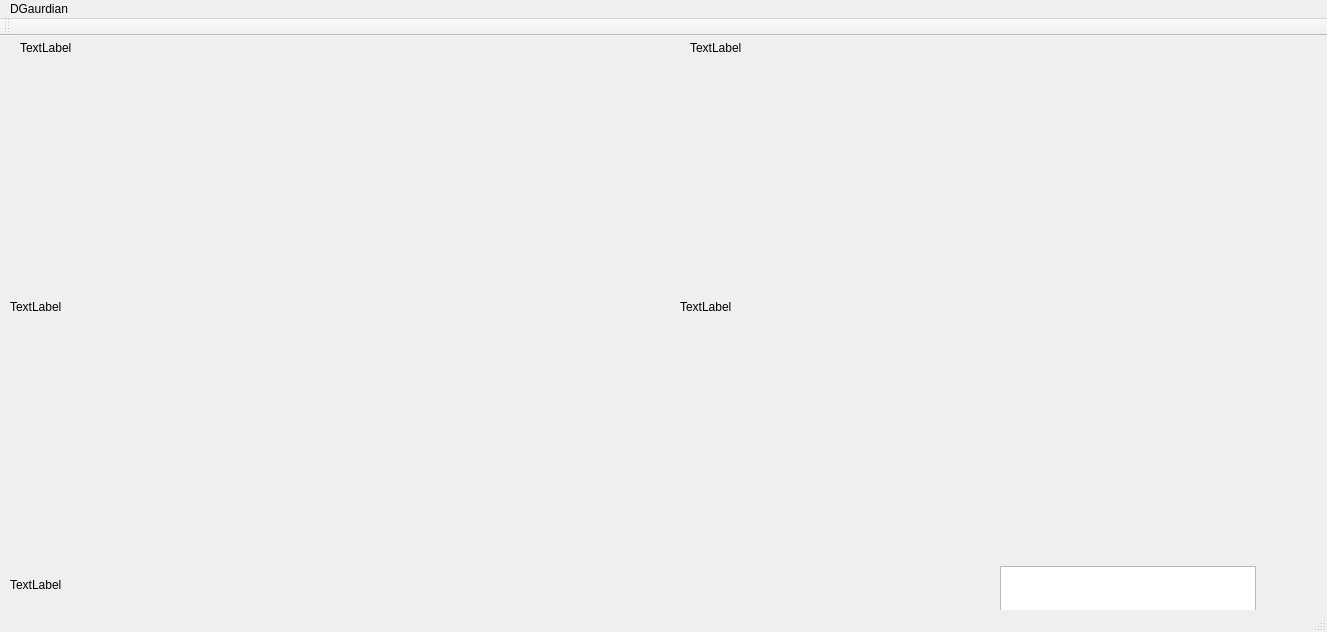
First picture: the form in mainwindow.ui, repository ttagu99/dguardian, before the edit.
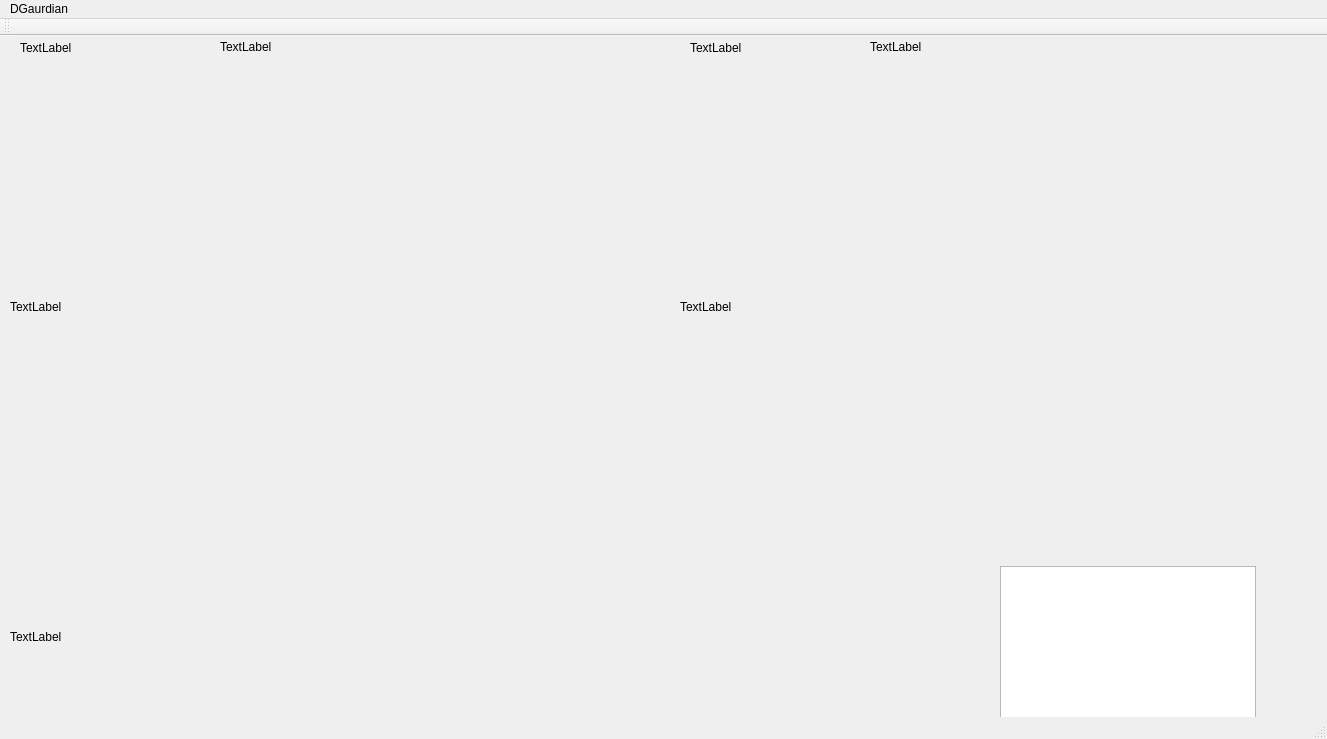
Second picture: the form after the edit.

Commit message: closed door add

```diff
--- a/mainwindow.ui
+++ b/mainwindow.ui
@@ -7,7 +7,7 @@
     <x>0</x>
     <y>0</y>
     <width>1327</width>
-    <height>632</height>
+    <height>739</height>
    </rect>
   </property>
   <property name="windowTitle">
@@ -81,8 +81,34 @@
      <rect>
       <x>10</x>
       <y>540</y>
-      <width>67</width>
-      <height>17</height>
+      <width>571</width>
+      <height>121</height>
+     </rect>
+    </property>
+    <property name="text">
+     <string>TextLabel</string>
+    </property>
+   </widget>
+   <widget class="QLabel" name="outer_out_label">
+    <property name="geometry">
+     <rect>
+      <x>220</x>
+      <y>0</y>
+      <width>351</width>
+      <height>21</height>
+     </rect>
+    </property>
+    <property name="text">
+     <string>TextLabel</string>
+    </property>
+   </widget>
+   <widget class="QLabel" name="inner_out_label">
+    <property name="geometry">
+     <rect>
+      <x>870</x>
+      <y>0</y>
+      <width>431</width>
+      <height>21</height>
      </rect>
     </property>
     <property name="text">
```
The commit also changes 2 other files.
